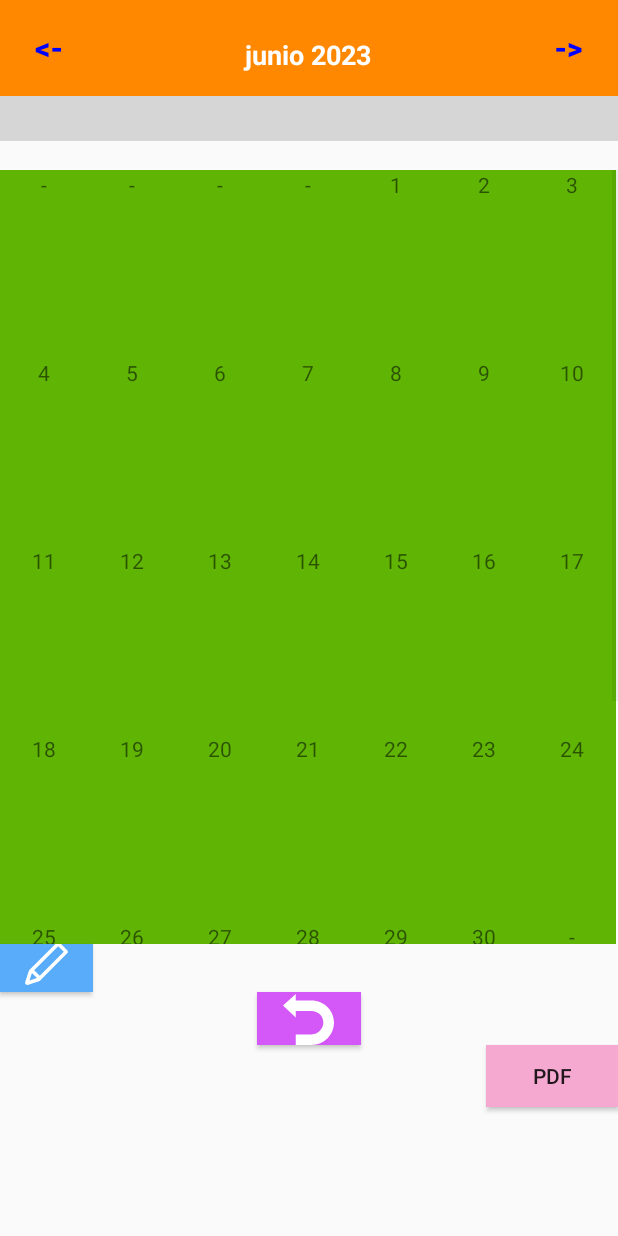
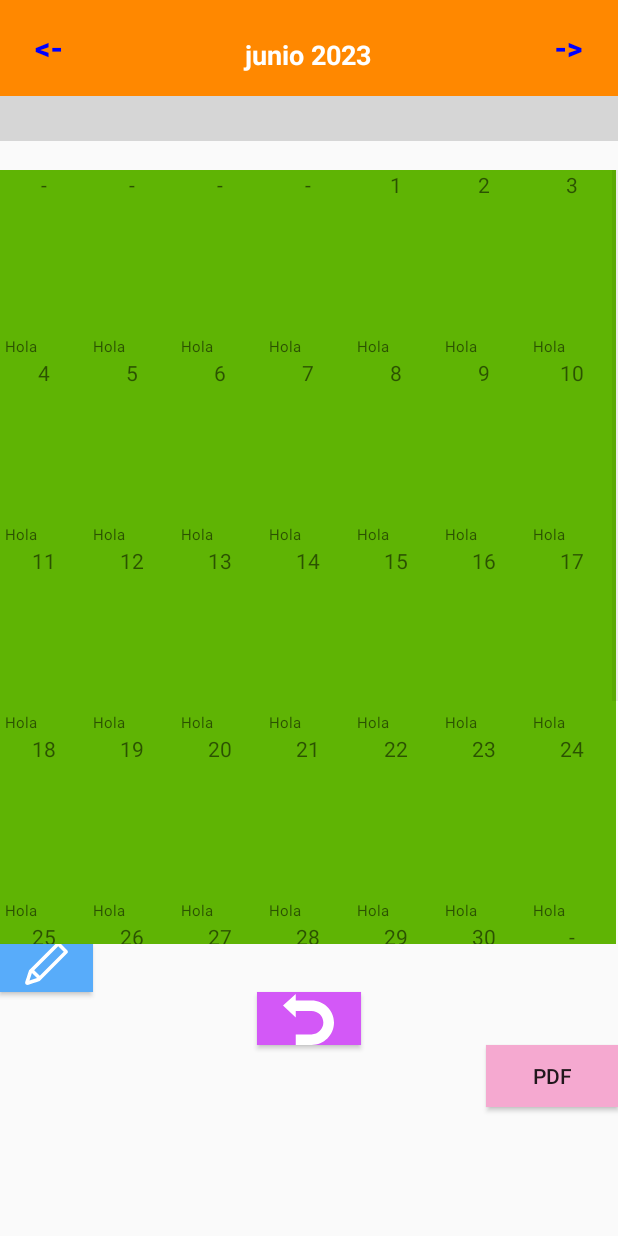
Before and after one commit to daniel-colmenares/TFG, an Android app: the MainActivity screen opened directly, with no data from a screen before it, on a phone screen of 412 x 824 dp. Run offline under Robolectric (Android 15) with nearby library versions, the phone set to English and light mode, and no system bars; libraries missing offline, so code that uses them is left out: com.itextpdf.text; pictures from the network do not load; grey boxes are pictures that could not be loaded.

Commit message:
arreglo fuente en todos calendarios, arreglo gridView

```diff
--- a/app/src/main/java/com/example/tfg/CalendarRecyclerAdapter.java
+++ b/app/src/main/java/com/example/tfg/CalendarRecyclerAdapter.java
@@ -69,14 +69,14 @@ public class CalendarRecyclerAdapter extends RecyclerView.Adapter<CalendarRecycl
                 editor.putString("email", calendars.getEMAIL());
                 editor.putInt("ID", calendars.getID());
                 editor.putString("cellColor",calendars.getCOLOR());
-                editor.putString("letra",calendars.getLETRA());
+                editor.putString("letraCal",calendars.getLETRA());
                 editor.apply();
                 Intent intent = new Intent(context, MainActivity.class);
                 intent.putExtra("name",calendars.getNAME());
                 intent.putExtra("email",calendars.getEMAIL());
                 intent.putExtra("ID",calendars.getID());
                 intent.putExtra("color",calendars.getCOLOR());
-                intent.putExtra("letra",calendars.getLETRA());
+                intent.putExtra("letraCal",calendars.getLETRA());
                 context.startActivity(intent);
 
             }
--- a/app/src/main/res/layout/single_cell_layout.xml
+++ b/app/src/main/res/layout/single_cell_layout.xml
@@ -20,10 +20,11 @@
         android:layout_width="match_parent"
         android:layout_height="wrap_content"
         android:textSize="13dp"
+        android:layout_marginStart="1dp"
         />
 
     <ImageView
-        android:id="@+id/imagenEvento"
+        android:id="@+id/imagenEvento1"
         android:layout_width="match_parent"
         android:layout_height="20dp"
         tools:srcCompat="@tools:sample/avatars" />
@@ -33,6 +34,7 @@
         android:layout_width="match_parent"
         android:layout_height="wrap_content"
         android:textSize="10dp"
+        android:layout_marginStart="1dp"
         />
 
     <TextView
@@ -40,14 +42,23 @@
         android:layout_width="match_parent"
         android:layout_height="wrap_content"
         android:textSize="13dp"
+        android:paddingLeft="3dp"
          />
+
+    <ImageView
+        android:id="@+id/imagenEvento2"
+        android:layout_width="match_parent"
+        android:layout_height="20dp"
+        tools:srcCompat="@tools:sample/avatars" />
 
     <TextView
         android:id="@+id/link2"
         android:layout_width="match_parent"
         android:layout_height="wrap_content"
-        android:textSize="10dp"
-        />
+        android:paddingStart="3dp"
+        android:text="Hola"
+        android:textAlignment="viewStart"
+        android:textSize="10dp" />
 
 
 </LinearLayout>
```
Also changed, not shown: app/src/main/java/com/example/tfg/MyGridAdapter.java (+70 -20 lines).
